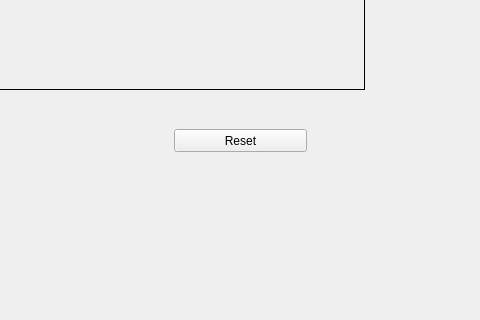
This is abc.ui in ninhdng37/XuLyAnh as Qt 5 draws it before an edit; both pictures show x 746 to 1226 and y 400 to 720 of the 1382 by 720 pixel window. The edited form follows.
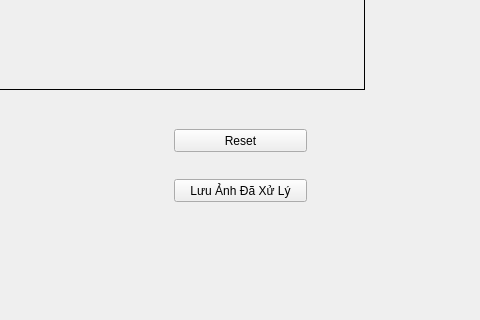
This is the edited form.

The edit to the form file:
```diff
--- a/abc.ui
+++ b/abc.ui
@@ -258,6 +258,19 @@
      <number>0</number>
     </property>
    </widget>
+   <widget class="QPushButton" name="btnSaveImage">
+    <property name="geometry">
+     <rect>
+      <x>920</x>
+      <y>560</y>
+      <width>133</width>
+      <height>23</height>
+     </rect>
+    </property>
+    <property name="text">
+     <string>Lưu Ảnh Đã Xử Lý</string>
+    </property>
+   </widget>
   </widget>
   <widget class="QStatusBar" name="statusbar"/>
   <widget class="QMenuBar" name="menuBar">
```
